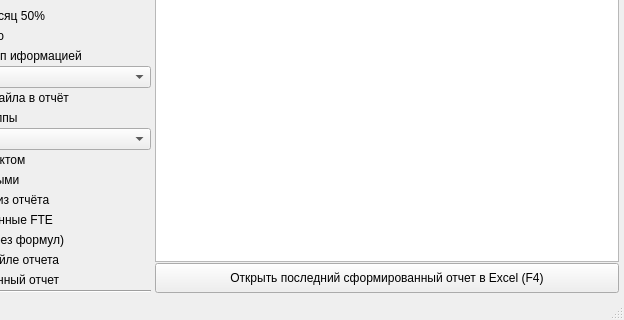
Qt form Qt5Project/Windows.ui (DIVIGL1/DES.LM.Reports) before a commit; both pictures show x 192 to 816 and y 414 to 734 of the 816 by 734 pixel window.
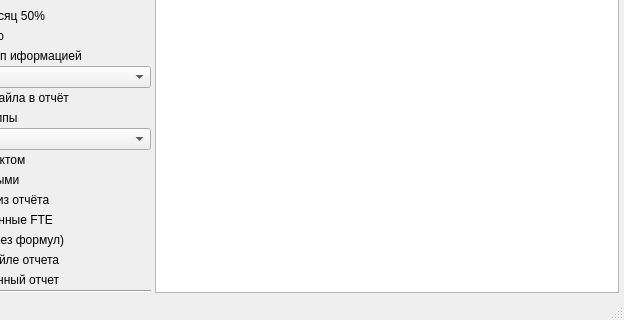
The same form after that commit.

Commit message: Removed button "Open last report". The functionality is available through the menu.

Diff of the .ui file:
```diff
--- a/Qt5Project/Windows.ui
+++ b/Qt5Project/Windows.ui
@@ -1002,40 +1002,6 @@
           </property>
          </widget>
         </item>
-        <item>
-         <widget class="QPushButton" name="pushButtonOpenLastReport">
-          <property name="minimumSize">
-           <size>
-            <width>191</width>
-            <height>30</height>
-           </size>
-          </property>
-          <property name="statusTip">
-           <string notr="true"/>
-          </property>
-          <property name="whatsThis">
-           <string notr="true"/>
-          </property>
-          <property name="accessibleName">
-           <string notr="true"/>
-          </property>
-          <property name="accessibleDescription">
-           <string notr="true"/>
-          </property>
-          <property name="text">
-           <string notr="true">Открыть последний сформированный отчет в Excel (F4)</string>
-          </property>
-          <property name="checkable">
-           <bool>false</bool>
-          </property>
-          <property name="autoDefault">
-           <bool>false</bool>
-          </property>
-          <property name="flat">
-           <bool>false</bool>
-          </property>
-         </widget>
-        </item>
        </layout>
       </widget>
      </widget>
```
Left out of the diff: 1 changed line with no effect on the pictures. The commit also changes 3 other files.
